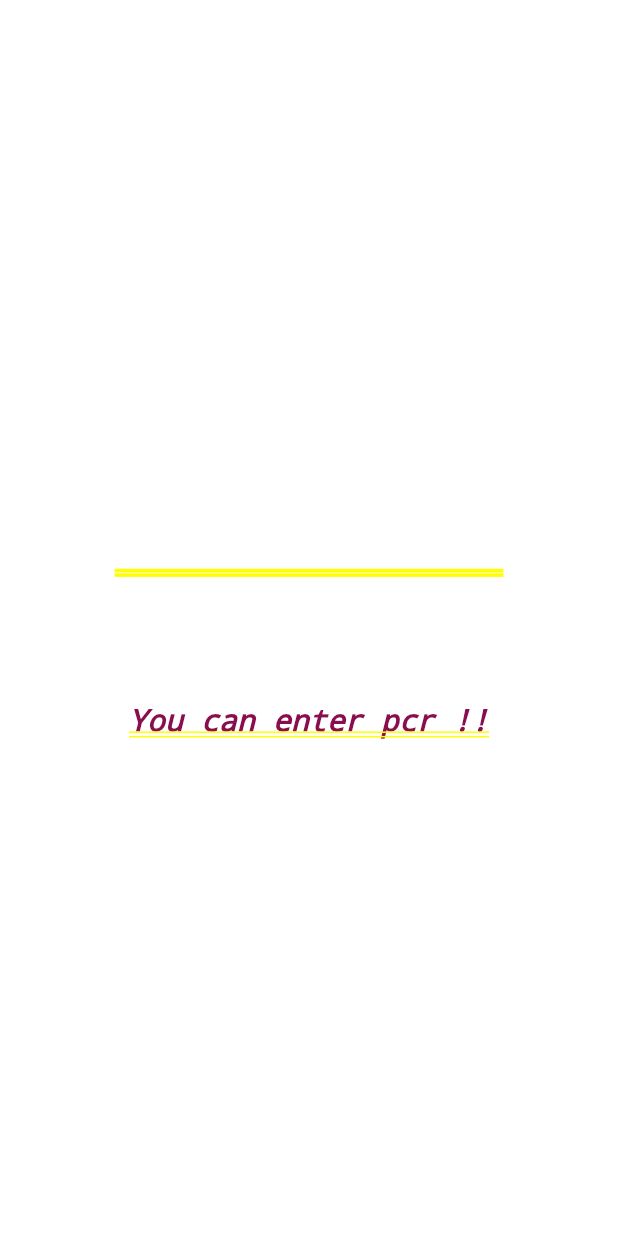
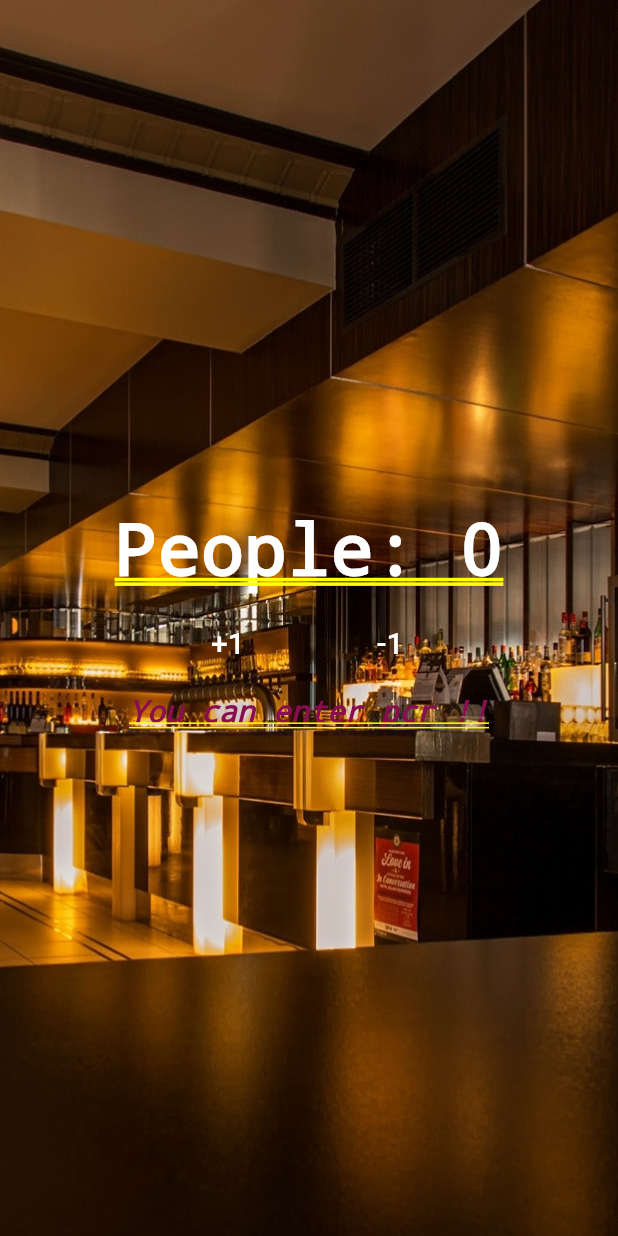
Before and after one commit to sirwez/Dart_Init, a Flutter app: the screen it shows after launch, after a tap on "+1", on a phone screen of 412 x 824 dp. Run offline on Flutter 3.47's test engine with Material 2 defaults, Android fonts, the phone set to English and light mode, and no system bars.

Commit message:
Stack, images

```diff
--- a/Flutter/people_counter/lib/main.dart
+++ b/Flutter/people_counter/lib/main.dart
@@ -3,31 +3,43 @@ import 'package:flutter/material.dart';
 void main() {
   runApp(MaterialApp(
       title: "People Counter",
-    home: Column(
+      home: Stack(
+        children: <Widget>[
+          Image.asset(
+            "images/restaurant.jpg",
+            fit: BoxFit.cover,
+            height: 1000.0,
+          ),
+          Column(
             mainAxisAlignment: MainAxisAlignment.center,
             children: <Widget>[
               Text("People: 0",
-            style: TextStyle(color: Colors.white, fontWeight: FontWeight.bold)),
-        Padding(
-            padding: EdgeInsets.all(16.0),
-            child: Row(
+                  style: TextStyle(
+                      color: Colors.white, fontWeight: FontWeight.bold)),
+              Row(
                   mainAxisAlignment: MainAxisAlignment.center,
                   children: <Widget>[
-                  FlatButton(
+                    Padding(
+                        padding: EdgeInsets.all(10.0),
+                        child: FlatButton(
+                          child: Text("+1",
+                              style: TextStyle(
+                                  color: Colors.white,
+                                  fontStyle: FontStyle.normal,
+                                  fontSize: 20.0)),
+                          onPressed: () {},
+                        )),
+                    Padding(
+                        padding: EdgeInsets.all(10.0),
+                        child: FlatButton(
                           child: Text("-1",
                               style: TextStyle(
                                   color: Colors.white,
                                   fontStyle: FontStyle.normal,
                                   fontSize: 20.0)),
-                      onPressed: () {}),
-                  FlatButton(
-                      child: Text("+1",
-                          style: TextStyle(
-                              color: Colors.white,
-                              fontStyle: FontStyle.normal,
-                              fontSize: 20.0)),
-                      onPressed: () {}),
-                ])),
+                          onPressed: () {},
+                        ))
+                  ]),
               Text("You can enter pcr !!",
                   style: TextStyle(
                       color: Colors.pink[900],
@@ -35,5 +47,6 @@ void main() {
                       fontSize: 20.0))
             ],
           ),
-  ));
+        ],
+      )));
 }
--- a/Flutter/people_counter/pubspec.yaml
+++ b/Flutter/people_counter/pubspec.yaml
@@ -48,6 +48,8 @@ flutter:
   # assets:
   #   - images/a_dot_burr.jpeg
   #   - images/a_dot_ham.jpeg
+  assets:
+  - images/restaurant.jpg
 
   # An image asset can refer to one or more resolution-specific "variants", see
   # https://flutter.dev/assets-and-images/#resolution-aware.
```
Also changed, not shown: Flutter/people_counter/images/restaurant.jpg (added). Lines whose indentation alone changed are shown as unchanged.
